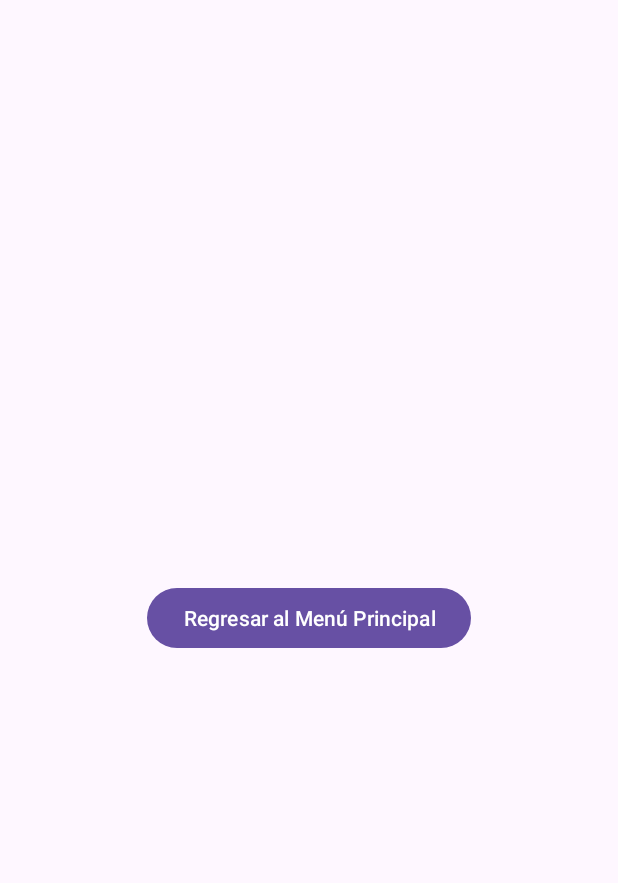
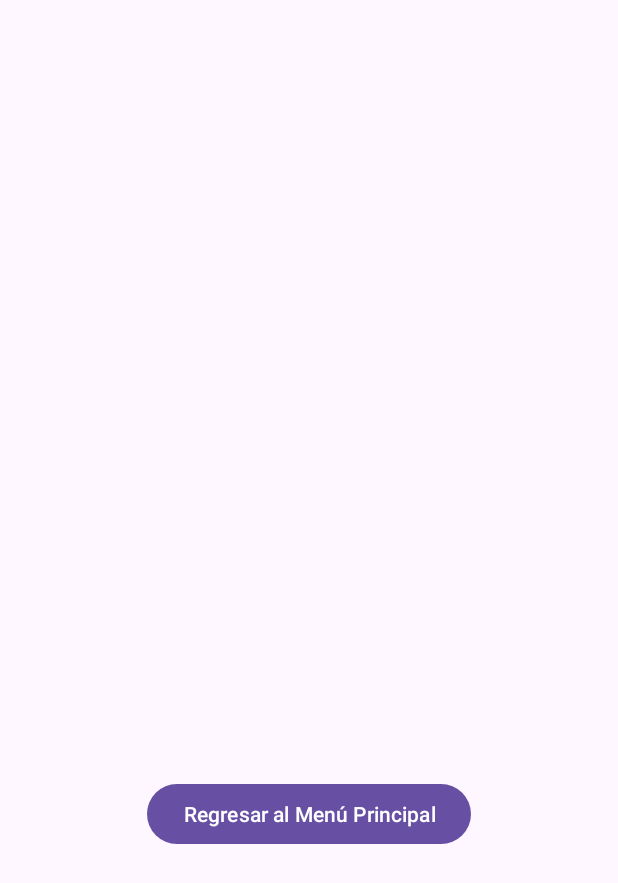
Before and after one commit to Alejandro5432/TiendaVideojuegosApp_Luengo_Gomez_Alejandro, an Android app: the layout ficha_juego.xml on its own in the app's theme, with its tools: preview values and no code run, on a phone screen of 412 x 824 dp. Shown: the top 883 px of the screen. Run offline under Robolectric (Android 15) with nearby library versions, the phone set to English and light mode, and no system bars.

Commit message:
Commit, 12/11/2026, PRÁCTICA 4 arreglo de errores

```diff
--- a/app/src/main/java/es/ies/cm/dam2/pmdm/tiendavideojuegosapp_luengo_gomez_alejandro/MainActivity.java
+++ b/app/src/main/java/es/ies/cm/dam2/pmdm/tiendavideojuegosapp_luengo_gomez_alejandro/MainActivity.java
@@ -25,13 +25,13 @@ public class MainActivity extends AppCompatActivity {
         btnCheck = findViewById(R.id.btnCheck);
         btnReset = findViewById(R.id.btnReset);
 
-        // Incremento el contador al hacer click
+        // Incremento el contador al hacer clic
         btnCheck.setOnClickListener(v-> {
             contadorClicks++;
             // Convierto el int a String y lo asigno al EditText
             etContadorJuegosComprados.setText(String.valueOf(contadorClicks));
         });
-        // Reseteo el contador al hacer click
+        // Reseteo el contador al hacer clic
         btnReset.setOnClickListener(v-> {
             contadorClicks = 0;
             etContadorJuegosComprados.setText(String.valueOf(contadorClicks));
--- a/app/src/main/res/layout/ficha_juego.xml
+++ b/app/src/main/res/layout/ficha_juego.xml
@@ -2,18 +2,28 @@
 <androidx.constraintlayout.widget.ConstraintLayout xmlns:android="http://schemas.android.com/apk/res/android"
     android:layout_width="match_parent"
     android:layout_height="match_parent"
+    android:padding="20dp"
     xmlns:app="http://schemas.android.com/apk/res-auto">
 
     <!-- Parte dos de la práctica 4-->
 
 
+    <TextView
+        android:id="@+id/tvDatosJuego"
+        android:layout_width="match_parent"
+        android:layout_height="wrap_content"
+        android:textSize="18sp"
+        app:layout_constraintBottom_toTopOf="@id/btnVolverAlMenuFJ"
+        app:layout_constraintTop_toTopOf="parent"
+        app:layout_constraintEnd_toEndOf="parent"
+        app:layout_constraintStart_toStartOf="parent"/>
 
     <Button
         android:id="@+id/btnVolverAlMenuFJ"
         android:layout_width="wrap_content"
         android:layout_height="wrap_content"
         android:text="@string/btnVolverAlMenu"
-        app:layout_constraintTop_toTopOf="parent"
+        app:layout_constraintTop_toBottomOf="@id/tvDatosJuego"
         app:layout_constraintBottom_toBottomOf="parent"
         app:layout_constraintEnd_toEndOf="parent"
         app:layout_constraintStart_toStartOf="parent"/>
```
Also changed, not shown: app/src/main/java/es/ies/cm/dam2/pmdm/tiendavideojuegosapp_luengo_gomez_alejandro/AltaJuegoActivity.java (+12 -15 lines), app/src/main/java/es/ies/cm/dam2/pmdm/tiendavideojuegosapp_luengo_gomez_alejandro/FichaJuego.java (+35 -1 lines), app/src/main/java/es/ies/cm/dam2/pmdm/tiendavideojuegosapp_luengo_gomez_alejandro/MenuPrincipal.java (+9 -3 lines), app/src/main/java/es/ies/cm/dam2/pmdm/tiendavideojuegosapp_luengo_gomez_alejandro/Videojuego.java (+11 -9 lines), gradle/wrapper/gradle-wrapper.properties.
